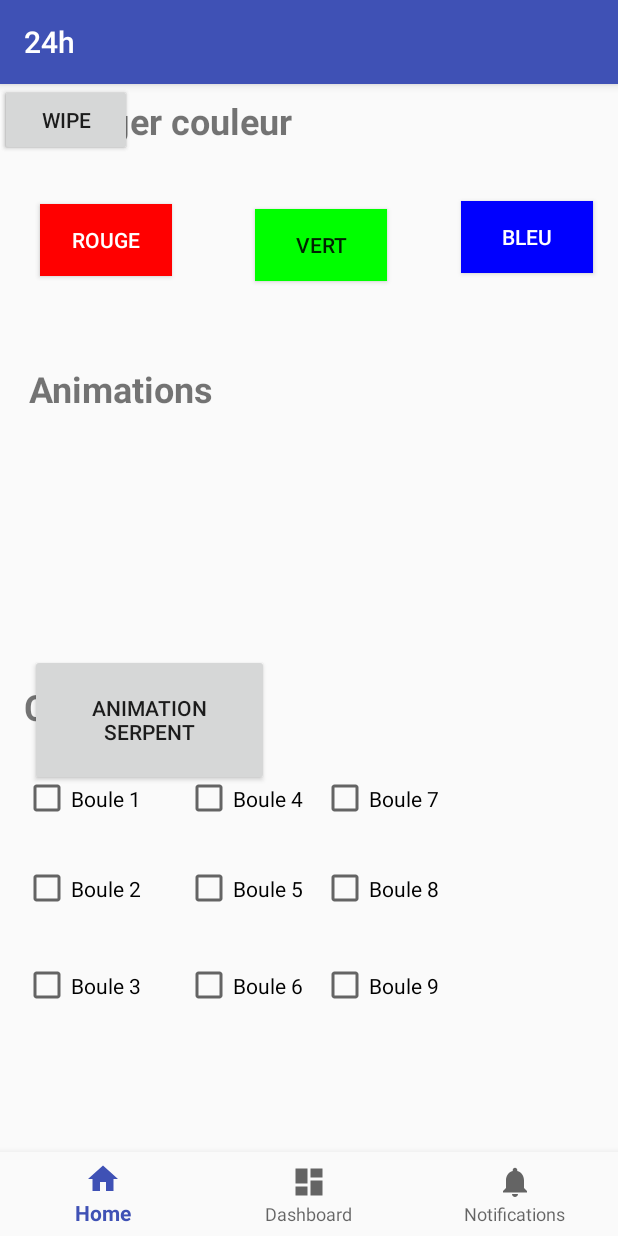
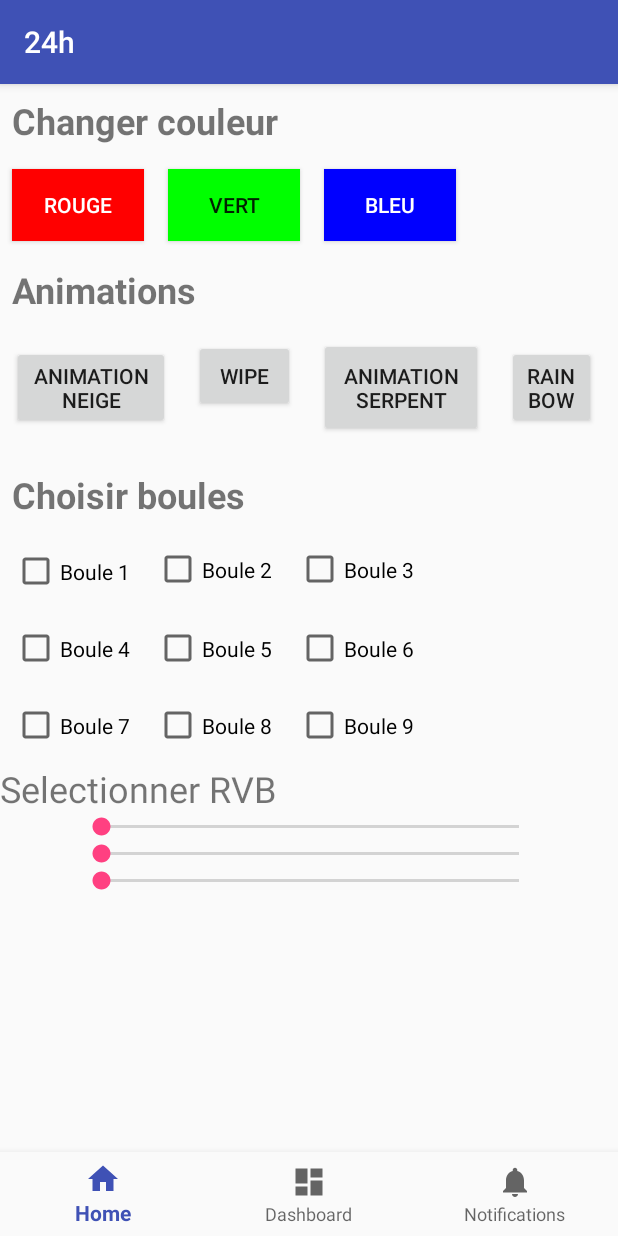
Before and after one commit to PaulCORDON/24HCODE2019, an Android app: the screen it shows after launch (MainActivity), on a phone screen of 412 x 824 dp. Run offline under Robolectric (Android 15) with nearby library versions, the phone set to English and light mode, and no system bars; libraries missing offline, so code that uses them is left out: org.eclipse.paho.

Commit message:
Version alpha

```diff
--- a/app/src/main/java/com/ensim/a24h/HomeFragment.java
+++ b/app/src/main/java/com/ensim/a24h/HomeFragment.java
@@ -49,7 +49,7 @@ public class HomeFragment extends Fragment {
         boutonWipe = (Button) view.findViewById(R.id.boutonWipe);
         boutonRainbow = (Button) view.findViewById(R.id.boutonRainbow);
         boutonSerpent = (Button) view.findViewById(R.id.boutonSerpent);
-        //boutonNeige = (Button) view.findViewById(R.id.boutonNeige);
+        boutonNeige = (Button) view.findViewById(R.id.boutonNeige);
         boule1 = (CheckBox) view.findViewById(R.id.checkBox);
         boule2 = (CheckBox) view.findViewById(R.id.checkBox10);
         boule3 = (CheckBox) view.findViewById(R.id.checkBox11);
@@ -81,8 +81,8 @@ public class HomeFragment extends Fragment {
                 }
 
             }
-        });
-        boutonColumn.setOnClickListener(new View.OnClickListener() {
+        });*/
+        /*boutonColumn.setOnClickListener(new View.OnClickListener() {
             public void onClick(View v) {
                 for (String boule : listeBouleCheckees) {
                     //bleu blanc rouge vive la france et vive la république
@@ -161,7 +161,7 @@ public class HomeFragment extends Fragment {
 
             }
         });
-        /*boutonNeige.setOnClickListener(new View.OnClickListener() {
+        boutonNeige.setOnClickListener(new View.OnClickListener() {
             public void onClick(View v) {
 
                 for (String boule : listeBouleCheckees) {
@@ -230,7 +230,7 @@ public class HomeFragment extends Fragment {
 
 
             }
-        });*/
+        });
 
         boule1.setOnCheckedChangeListener(new CompoundButton.OnCheckedChangeListener() {
             @Override
--- a/app/src/main/res/layout/activity_home_fragment.xml
+++ b/app/src/main/res/layout/activity_home_fragment.xml
@@ -6,21 +6,15 @@
     android:layout_height="match_parent"
     tools:context="com.ensim.a24h.MainActivity">
 
-    <Button
-        android:id="@+id/boutonSerpent"
-        android:layout_width="159dp"
-        android:layout_height="88dp"
-        android:layout_marginStart="20dp"
-        android:layout_marginTop="8dp"
-        android:layout_marginEnd="200dp"
-        android:layout_marginBottom="240dp"
-        android:text="Animation serpent"
-        app:layout_constraintBottom_toBottomOf="parent"
-        app:layout_constraintEnd_toEndOf="parent"
-        app:layout_constraintHorizontal_bias="0.0"
-        app:layout_constraintStart_toStartOf="parent"
-        app:layout_constraintTop_toBottomOf="@+id/textView2"
-        app:layout_constraintVertical_bias="0.976" />
+    <ScrollView
+        android:layout_width="match_parent"
+        android:layout_height="match_parent"
+        tools:layout_editor_absoluteY="68dp">
+
+    <LinearLayout
+        android:layout_width="match_parent"
+        android:layout_height="wrap_content"
+        android:orientation="vertical">
 
         <TextView
             android:id="@+id/textView"
@@ -40,6 +34,65 @@
             app:layout_constraintTop_toTopOf="parent"
             app:layout_constraintVertical_bias="0.0" />
 
+        <LinearLayout
+            android:layout_width="400dp"
+            android:layout_height="wrap_content"
+            android:orientation="horizontal">
+
+            <Button
+                android:id="@+id/boutonRouge"
+                android:layout_width="wrap_content"
+                android:layout_height="wrap_content"
+                android:layout_marginStart="8dp"
+                android:layout_marginTop="8dp"
+                android:layout_marginEnd="8dp"
+                android:layout_marginBottom="8dp"
+                android:background="#FF0000"
+                android:text="Rouge"
+                android:textColor="#FFFFFF"
+                app:layout_constraintBottom_toBottomOf="parent"
+                app:layout_constraintEnd_toEndOf="parent"
+                app:layout_constraintHorizontal_bias="0.06"
+                app:layout_constraintStart_toStartOf="parent"
+                app:layout_constraintTop_toTopOf="parent"
+                app:layout_constraintVertical_bias="0.094" />
+
+            <Button
+                android:id="@+id/boutonVert"
+                android:layout_width="wrap_content"
+                android:layout_height="wrap_content"
+                android:layout_marginStart="8dp"
+                android:layout_marginTop="8dp"
+                android:layout_marginEnd="8dp"
+                android:layout_marginBottom="8dp"
+                android:background="#00FF00"
+                android:text="VERT"
+                app:layout_constraintBottom_toBottomOf="parent"
+                app:layout_constraintEnd_toEndOf="parent"
+                app:layout_constraintHorizontal_bias="0.532"
+                app:layout_constraintStart_toStartOf="parent"
+                app:layout_constraintTop_toTopOf="parent"
+                app:layout_constraintVertical_bias="0.116" />
+
+            <Button
+                android:id="@+id/boutonBleu"
+                android:layout_width="wrap_content"
+                android:layout_height="wrap_content"
+                android:layout_marginStart="8dp"
+                android:layout_marginTop="8dp"
+                android:layout_marginEnd="8dp"
+                android:layout_marginBottom="8dp"
+                android:background="#0000FF"
+                android:text="BLEU"
+                android:textColor="#FFFFFF"
+                app:layout_constraintBottom_toBottomOf="parent"
+                app:layout_constraintEnd_toEndOf="parent"
+                app:layout_constraintHorizontal_bias="0.971"
+                app:layout_constraintStart_toStartOf="parent"
+                app:layout_constraintTop_toTopOf="parent"
+                app:layout_constraintVertical_bias="0.091" />
+        </LinearLayout>
+
         <TextView
             android:id="@+id/textView2"
             android:layout_width="wrap_content"
@@ -57,6 +110,70 @@
             app:layout_constraintStart_toStartOf="parent"
             app:layout_constraintTop_toTopOf="parent"
             app:layout_constraintVertical_bias="0.269" />
+
+        <LinearLayout
+            android:layout_width="match_parent"
+            android:layout_height="88dp"
+            android:orientation="horizontal">
+
+            <Button
+                android:id="@+id/boutonNeige"
+                android:layout_width="105dp"
+                android:layout_height="wrap_content"
+                android:layout_marginStart="8dp"
+                android:layout_marginTop="8dp"
+                android:layout_marginEnd="8dp"
+                android:layout_marginBottom="8dp"
+                android:text="Animation neige"
+                app:layout_constraintBottom_toBottomOf="parent"
+                app:layout_constraintEnd_toEndOf="parent"
+                app:layout_constraintHorizontal_bias="0.621"
+                app:layout_constraintStart_toStartOf="parent"
+                app:layout_constraintTop_toTopOf="parent"
+                app:layout_constraintVertical_bias="0.434" />
+
+            <Button
+                android:id="@+id/boutonWipe"
+                android:layout_width="67dp"
+                android:layout_height="wrap_content"
+                android:layout_margin="8dp"
+                android:layout_marginStart="8dp"
+                android:layout_marginLeft="8dp"
+                android:layout_marginTop="8dp"
+                android:layout_marginEnd="8dp"
+                android:layout_marginRight="8dp"
+                android:layout_marginBottom="8dp"
+                android:text="Wipe"
+                tools:layout_editor_absoluteX="280dp"
+                tools:layout_editor_absoluteY="227dp" />
+
+            <Button
+                android:id="@+id/boutonSerpent"
+                android:layout_width="109dp"
+                android:layout_height="66dp"
+                android:layout_margin="8dp"
+                android:layout_marginStart="10dp"
+                android:layout_marginTop="12dp"
+                android:layout_marginEnd="200dp"
+                android:layout_marginBottom="240dp"
+                android:text="Animation serpent"
+                app:layout_constraintBottom_toBottomOf="parent"
+                app:layout_constraintEnd_toEndOf="parent"
+                app:layout_constraintHorizontal_bias="0.0"
+                app:layout_constraintStart_toStartOf="parent"
+                app:layout_constraintTop_toTopOf="@+id/textView"
+                app:layout_constraintVertical_bias="0.975" />
+
+            <Button
+                android:id="@+id/boutonRainbow"
+                android:layout_width="59dp"
+                android:layout_height="wrap_content"
+                android:layout_margin="8dp"
+                android:text="Rainbow"
+                tools:layout_editor_absoluteX="280dp"
+                tools:layout_editor_absoluteY="179dp" />
+
+        </LinearLayout>
 
         <TextView
             android:id="@+id/textView3"
@@ -76,68 +193,10 @@
             app:layout_constraintTop_toTopOf="parent"
             app:layout_constraintVertical_bias="0.589" />
 
-    <Button
-        android:id="@+id/boutonRouge"
-        android:layout_width="wrap_content"
-        android:layout_height="wrap_content"
-        android:layout_marginStart="8dp"
-        android:layout_marginTop="20dp"
-        android:layout_marginEnd="8dp"
-        android:layout_marginBottom="8dp"
-        android:background="#FF0000"
-        android:text="Rouge"
-        android:textColor="#FFFFFF"
-        app:layout_constraintBottom_toBottomOf="parent"
-        app:layout_constraintEnd_toEndOf="parent"
-        app:layout_constraintHorizontal_bias="0.06"
-        app:layout_constraintStart_toStartOf="parent"
-        app:layout_constraintTop_toTopOf="parent"
-        app:layout_constraintVertical_bias="0.094" />
-
-    <Button
-        android:id="@+id/boutonVert"
-        android:layout_width="wrap_content"
-        android:layout_height="wrap_content"
-        android:layout_marginStart="8dp"
-        android:layout_marginTop="8dp"
-        android:layout_marginEnd="12dp"
-        android:layout_marginBottom="8dp"
-        android:background="#00FF00"
-        android:text="VERT"
-        app:layout_constraintBottom_toBottomOf="parent"
-        app:layout_constraintEnd_toEndOf="parent"
-        app:layout_constraintHorizontal_bias="0.532"
-        app:layout_constraintStart_toStartOf="parent"
-        app:layout_constraintTop_toTopOf="parent"
-        app:layout_constraintVertical_bias="0.116" />
-
-    <Button
-        android:id="@+id/boutonBleu"
-        android:layout_width="wrap_content"
-        android:layout_height="wrap_content"
-        android:layout_marginStart="8dp"
-        android:layout_marginTop="20dp"
-        android:layout_marginEnd="8dp"
-        android:layout_marginBottom="8dp"
-        android:background="#0000FF"
-        android:text="BLEU"
-        android:textColor="#FFFFFF"
-        app:layout_constraintBottom_toBottomOf="parent"
-        app:layout_constraintEnd_toEndOf="parent"
-        app:layout_constraintHorizontal_bias="0.971"
-        app:layout_constraintStart_toStartOf="parent"
-        app:layout_constraintTop_toTopOf="parent"
-        app:layout_constraintVertical_bias="0.091" />
-
-    <android.support.design.widget.TextInputLayout
-        android:id="@+id/textInputLayout"
-        android:layout_width="130dp"
-        android:layout_height="wrap_content"
-        android:layout_marginStart="25dp"
-        app:layout_constraintStart_toStartOf="parent"
-        app:layout_constraintTop_toBottomOf="@+id/boutonRouge">
-
-    </android.support.design.widget.TextInputLayout>
+        <LinearLayout
+            android:layout_width="match_parent"
+            android:layout_height="match_parent"
+            android:orientation="horizontal">
 
             <CheckBox
                 android:id="@+id/checkBox"
@@ -154,6 +213,44 @@
                 app:layout_constraintStart_toStartOf="parent"
                 app:layout_constraintTop_toTopOf="parent"
                 app:layout_constraintVertical_bias="0.682" />
+
+            <CheckBox
+                android:id="@+id/checkBox10"
+                android:layout_width="wrap_content"
+                android:layout_height="35dp"
+                android:layout_marginStart="8dp"
+                android:layout_marginTop="8dp"
+                android:layout_marginEnd="8dp"
+                android:layout_marginBottom="8dp"
+                android:text="Boule 2"
+                app:layout_constraintBottom_toBottomOf="parent"
+                app:layout_constraintEnd_toEndOf="parent"
+                app:layout_constraintHorizontal_bias="0.024"
+                app:layout_constraintStart_toStartOf="parent"
+                app:layout_constraintTop_toTopOf="parent"
+                app:layout_constraintVertical_bias="0.773" />
+
+            <CheckBox
+                android:id="@+id/checkBox11"
+                android:layout_width="wrap_content"
+                android:layout_height="35dp"
+                android:layout_marginStart="8dp"
+                android:layout_marginTop="8dp"
+                android:layout_marginEnd="8dp"
+                android:layout_marginBottom="8dp"
+                android:text="Boule 3"
+                app:layout_constraintBottom_toBottomOf="parent"
+                app:layout_constraintEnd_toEndOf="parent"
+                app:layout_constraintHorizontal_bias="0.024"
+                app:layout_constraintStart_toStartOf="parent"
+                app:layout_constraintTop_toTopOf="parent"
+                app:layout_constraintVertical_bias="0.871" />
+        </LinearLayout>
+
+        <LinearLayout
+            android:layout_width="match_parent"
+            android:layout_height="match_parent"
+            android:orientation="horizontal">
 
             <CheckBox
                 android:id="@+id/checkBox12"
@@ -202,6 +299,12 @@
                 app:layout_constraintStart_toStartOf="parent"
                 app:layout_constraintTop_toTopOf="parent"
                 app:layout_constraintVertical_bias="0.871" />
+        </LinearLayout>
+
+        <LinearLayout
+            android:layout_width="match_parent"
+            android:layout_height="match_parent"
+            android:orientation="horizontal">
 
             <CheckBox
                 android:id="@+id/checkBox15"
@@ -250,52 +353,42 @@
                 app:layout_constraintStart_toStartOf="parent"
                 app:layout_constraintTop_toTopOf="parent"
                 app:layout_constraintVertical_bias="0.871" />
+        </LinearLayout>
 
-    <CheckBox
-        android:id="@+id/checkBox10"
-        android:layout_width="wrap_content"
-        android:layout_height="35dp"
-        android:layout_marginStart="8dp"
-        android:layout_marginTop="8dp"
-        android:layout_marginEnd="8dp"
-        android:layout_marginBottom="8dp"
-        android:text="Boule 2"
-        app:layout_constraintBottom_toBottomOf="parent"
-        app:layout_constraintEnd_toEndOf="parent"
-        app:layout_constraintHorizontal_bias="0.024"
-        app:layout_constraintStart_toStartOf="parent"
-        app:layout_constraintTop_toTopOf="parent"
-        app:layout_constraintVertical_bias="0.773" />
+        <TextView
+            android:id="@+id/textView4"
+            android:layout_width="match_parent"
+            android:layout_height="wrap_content"
+            android:text="Selectionner RVB"
+            android:textSize="24sp" />
 
-    <CheckBox
-        android:id="@+id/checkBox11"
-        android:layout_width="wrap_content"
-        android:layout_height="35dp"
-        android:layout_marginStart="8dp"
-        android:layout_marginTop="8dp"
-        android:layout_marginEnd="8dp"
-        android:layout_marginBottom="8dp"
-        android:text="Boule 3"
-        app:layout_constraintBottom_toBottomOf="parent"
-        app:layout_constraintEnd_toEndOf="parent"
-        app:layout_constraintHorizontal_bias="0.024"
-        app:layout_constraintStart_toStartOf="parent"
-        app:layout_constraintTop_toTopOf="parent"
-        app:layout_constraintVertical_bias="0.871" />
+        <SeekBar
+            android:id="@+id/seekBar2"
+            android:layout_width="match_parent"
+            android:layout_height="wrap_content"
+            android:layout_marginLeft="50dp"
+            android:layout_marginRight="50dp"
+            android:max="255"
+            android:progress="1" />
 
-    <Button
-        android:id="@+id/boutonRainbow"
-        android:layout_width="wrap_content"
+        <SeekBar
+            android:id="@+id/seekBar3"
+            android:layout_width="match_parent"
             android:layout_height="wrap_content"
-        android:text="Rainbow"
-        tools:layout_editor_absoluteX="243dp"
-        tools:layout_editor_absoluteY="179dp" />
+            android:layout_marginLeft="50dp"
+            android:layout_marginRight="50dp"
+            android:max="255"
+            android:progress="1" />
 
-    <Button
-        android:id="@+id/boutonWipe"
-        android:layout_width="wrap_content"
+        <SeekBar
+            android:id="@+id/seekBar4"
+            android:layout_width="match_parent"
             android:layout_height="wrap_content"
-        android:text="Wipe"
-        tools:layout_editor_absoluteX="243dp"
-        tools:layout_editor_absoluteY="227dp" />
+            android:layout_marginLeft="50dp"
+            android:layout_marginRight="50dp"
+            android:max="255"
+            android:progress="1" />
+
+    </LinearLayout>
+    </ScrollView>
 </android.support.constraint.ConstraintLayout>
```
Lines whose indentation alone changed are shown as unchanged.
